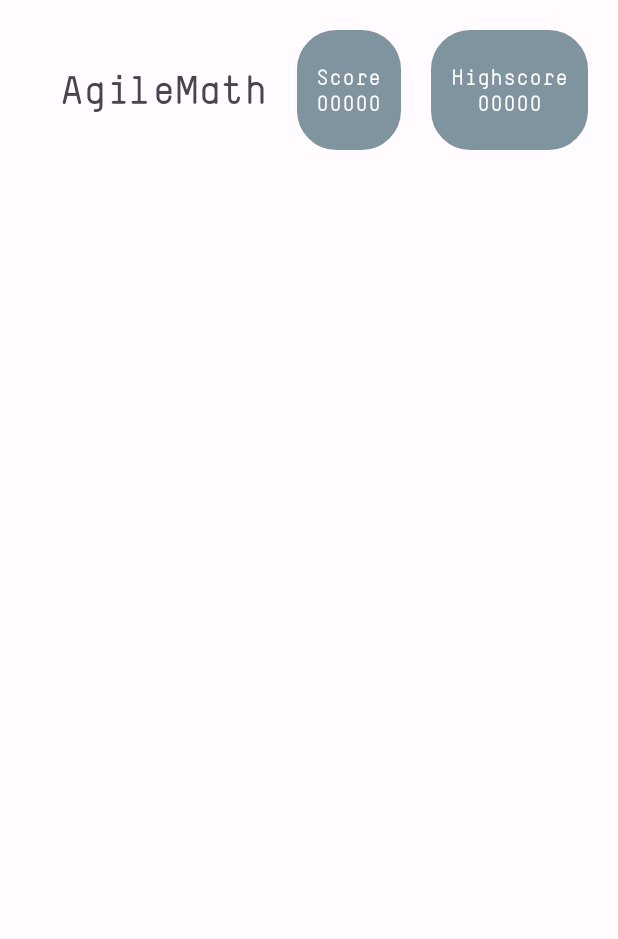
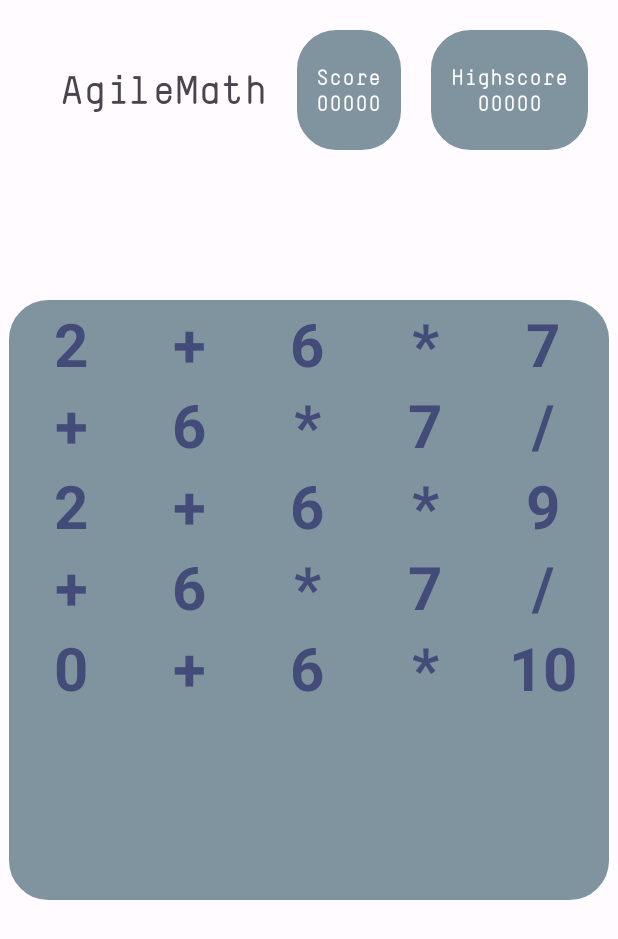
Before and after one commit to ialexreis/amov-app, an Android app: the GameActivity screen opened directly, with no data from a screen before it, on a phone screen of 412 x 824 dp. Shown: the top 939 px of the screen. Run offline under Robolectric (Android 15) with nearby library versions, the phone set to English and light mode, and no system bars.

Commit message:
initial game board

```diff
--- a/app/src/main/java/pt/isec/agileMath/activities/GameActivity.kt
+++ b/app/src/main/java/pt/isec/agileMath/activities/GameActivity.kt
@@ -1,14 +1,29 @@
 package pt.isec.agileMath.activities
 
+import android.annotation.SuppressLint
 import android.content.Context
 import android.content.Intent
 import androidx.appcompat.app.AppCompatActivity
 import android.os.Bundle
+import android.view.View
+import android.view.ViewGroup
+import android.widget.BaseAdapter
+import android.widget.GridView
+import android.widget.TextView
+import pt.isec.agileMath.R
 import pt.isec.agileMath.databinding.ActivityGameBinding
 
 class GameActivity : AppCompatActivity() {
 
     private lateinit var binding: ActivityGameBinding
+
+    public val _matrix = arrayOf(
+        "2", "+", "6", "*", "7",
+        "+", "6", "*", "7", "/",
+        "2", "+", "6", "*", "9",
+        "+", "6", "*", "7", "/",
+        "0", "+", "6", "*", "10"
+    )
 
     companion object {
         fun getIntent(ctx: Context): Intent {
@@ -20,5 +35,32 @@ class GameActivity : AppCompatActivity() {
         super.onCreate(savedInstanceState)
         binding = ActivityGameBinding.inflate(layoutInflater)
         setContentView(binding.root)
+
+        val grid: GridView? = binding.gamematrix
+        grid!!.adapter = object : BaseAdapter() {
+            override fun getCount(): Int = _matrix.size
+
+            override fun getItem(index: Int): String = _matrix[index]
+
+            override fun getItemId(index: Int): Long {
+                return _matrix[index].length.toLong()
+            }
+
+            @SuppressLint("ResourceAsColor")
+            override fun getView(
+                index: Int,
+                convertView: View?,
+                parent: ViewGroup?
+            ): View {
+                val textView = convertView ?: TextView(this@GameActivity).apply {
+                    text = _matrix[index]
+                    gravity = 1
+                    setTextColor(R.color.md_theme_light_primary)
+                    textSize = 40F
+                }
+
+                return textView
+            }
+        }
     }
 }
--- a/app/src/main/res/layout/activity_game.xml
+++ b/app/src/main/res/layout/activity_game.xml
@@ -1,9 +1,10 @@
 <?xml version="1.0" encoding="utf-8"?>
-<androidx.constraintlayout.widget.ConstraintLayout xmlns:android="http://schemas.android.com/apk/res/android"
+<LinearLayout xmlns:android="http://schemas.android.com/apk/res/android"
     xmlns:app="http://schemas.android.com/apk/res-auto"
     xmlns:tools="http://schemas.android.com/tools"
     android:layout_width="match_parent"
     android:layout_height="match_parent"
+    android:orientation="vertical"
     tools:context="pt.isec.agileMath.activities.GameActivity">
 
     <androidx.fragment.app.FragmentContainerView
@@ -16,4 +17,12 @@
         tools:ignore="MissingConstraints"
         tools:layout="@layout/fragment_score" />
 
-</androidx.constraintlayout.widget.ConstraintLayout>
+    <GridView
+        android:id="@+id/gamematrix"
+        android:layout_width="400sp"
+        android:layout_height="400sp"
+        android:layout_gravity="center"
+        android:layout_marginTop="100sp"
+        android:background="@drawable/square"
+        android:numColumns="5" />
+</LinearLayout>
```
